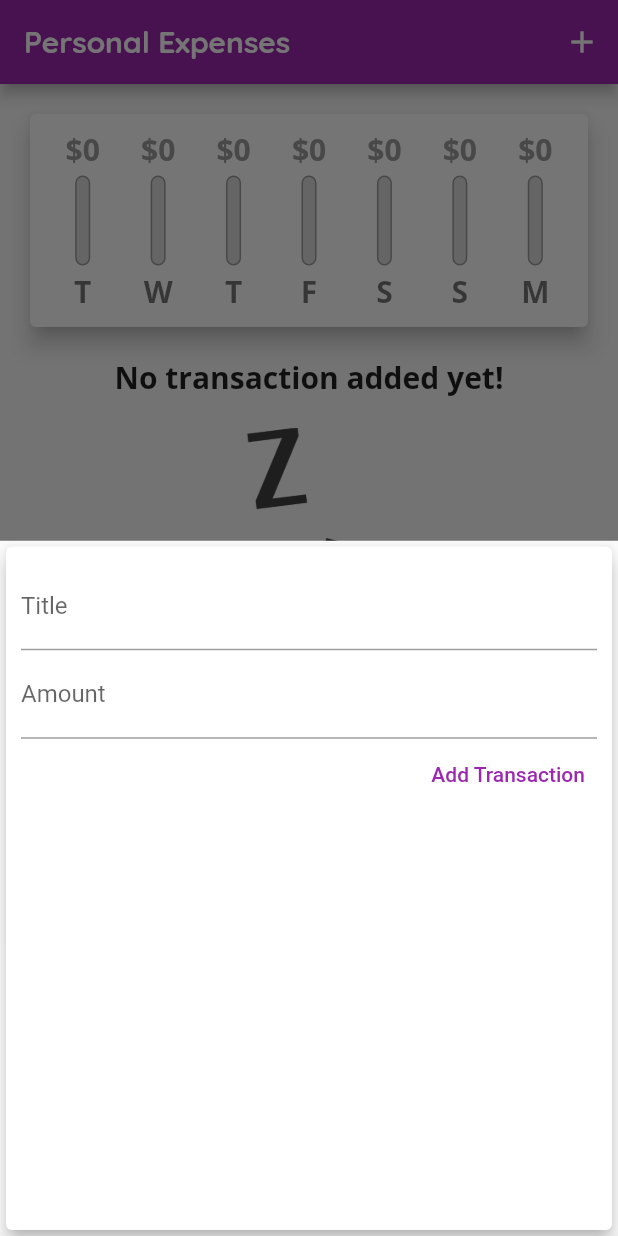
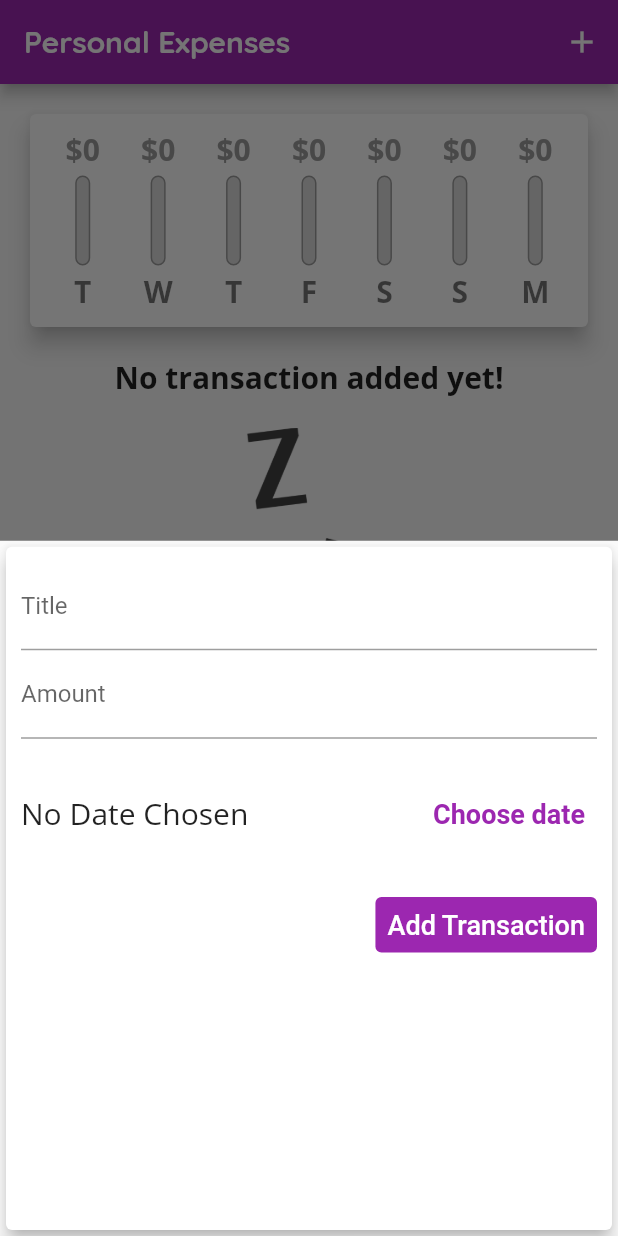
Before and after one commit to khadetou/personal_expenses, a Flutter app: the screen it shows after launch, after a tap on the "add" icon, on a phone screen of 412 x 824 dp. Run offline on Flutter 3.47's test engine with Material 2 defaults, Android fonts, the phone set to English and light mode, and no system bars.

Commit message:
getting started with date picker

```diff
--- a/lib/widget/new_transaction.dart
+++ b/lib/widget/new_transaction.dart
@@ -47,16 +47,43 @@ class _NewTransactionState extends State<NewTransaction> {
               ),
               controller: amountInputController,
               keyboardType: TextInputType.number,
-                onSubmitted: (_) => submitData()),
+              onSubmitted: (_) => submitData(),
+            ),
+            SizedBox(
+              height: 100,
+              child: Row(
+                mainAxisAlignment: MainAxisAlignment.spaceBetween,
+                children: <Widget>[
+                  const Text(
+                    "No Date Chosen",
+                    style: TextStyle(fontWeight: FontWeight.w500),
+                  ),
+                  TextButton(
+                    onPressed: () {},
+                    child: const Text(
+                      "Choose date",
+                      style:
+                          TextStyle(fontWeight: FontWeight.bold, fontSize: 18),
+                    ),
+                  )
+                ],
+              ),
+            ),
             TextButton(
                 onPressed: submitData,
-              child: Text(
+                child: const Text(
                   "Add Transaction",
                   style: TextStyle(
-                  color: Theme.of(context).primaryColor,
+                    color: Colors.white,
+                    fontSize: 18,
+                    fontWeight: FontWeight.w500,
                   ),
                 ),
-            )
+                style: ButtonStyle(
+                  backgroundColor: MaterialStateProperty.all(
+                    Theme.of(context).primaryColor,
+                  ),
+                ))
           ],
         ),
       ),
```
Lines whose indentation alone changed are shown as unchanged.
